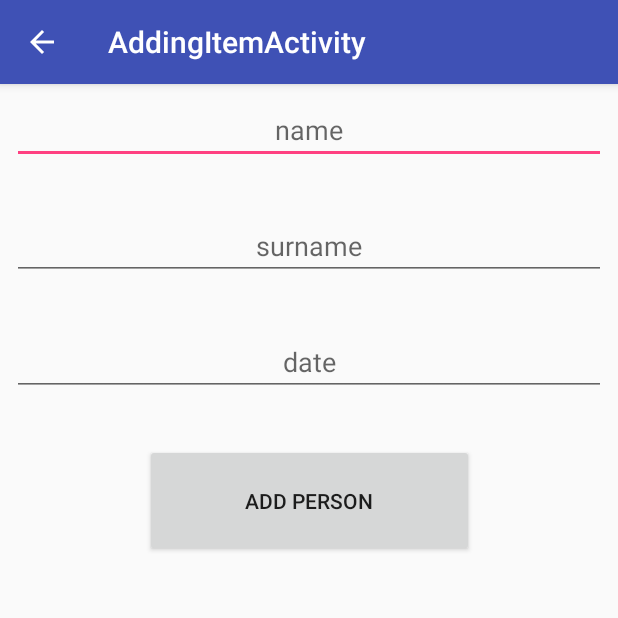
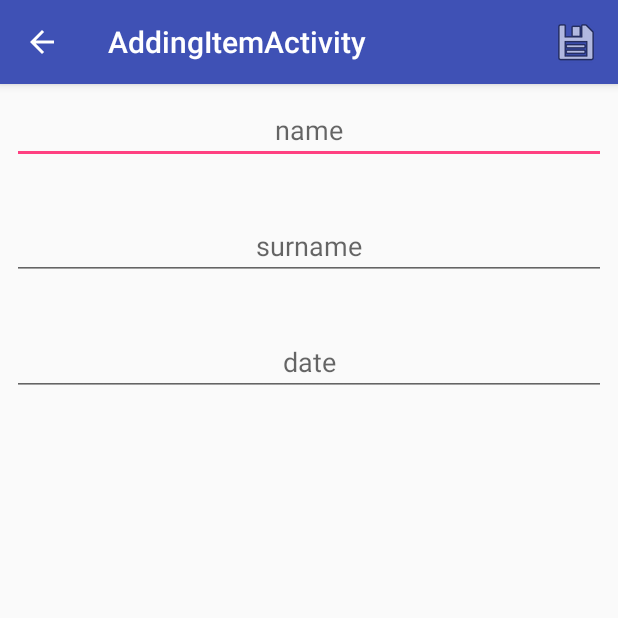
Before and after one commit to Pyt123/jakassmiesznaaplikacjalistview, an Android app: the AddingItemActivity screen opened directly, with no data from a screen before it, on a phone screen of 412 x 824 dp, the top half of it. Run offline under Robolectric (Android 15) with nearby library versions, the phone set to English and light mode, and no system bars.

Commit message:
zanim coś spierdolę

```diff
--- a/app/src/main/res/layout/activity_adding_item.xml
+++ b/app/src/main/res/layout/activity_adding_item.xml
@@ -75,19 +75,6 @@
             app:layout_constraintStart_toStartOf="parent"
             app:layout_constraintTop_toBottomOf="@+id/surname_input" />
 
-        <Button
-            android:id="@+id/confirm_button"
-            android:layout_width="219dp"
-            android:layout_height="75dp"
-            android:layout_marginEnd="8dp"
-            android:layout_marginStart="8dp"
-            android:layout_marginTop="32dp"
-            android:text="Add person"
-            app:layout_constraintEnd_toEndOf="parent"
-            app:layout_constraintHorizontal_bias="0.503"
-            app:layout_constraintStart_toStartOf="parent"
-            app:layout_constraintTop_toBottomOf="@+id/date_input" />
-
 
     </android.support.constraint.ConstraintLayout>
 </ScrollView>
--- a/app/src/main/res/layout/row.xml
+++ b/app/src/main/res/layout/row.xml
@@ -3,14 +3,15 @@
     xmlns:android="http://schemas.android.com/apk/res/android"
     xmlns:app="http://schemas.android.com/apk/res-auto"
     android:layout_width="match_parent"
-    android:layout_height="wrap_content">
+    android:layout_height="wrap_content"
+    android:background="@drawable/ll_to_gr_gradient">
 
     <TextView
         android:id="@+id/name"
         android:layout_width="wrap_content"
         android:layout_height="50dp"
         android:gravity="center"
-        android:text="imie"
+        android:text="imię"
         android:textSize="24sp"
         app:layout_constraintBottom_toBottomOf="parent"
         app:layout_constraintStart_toStartOf="parent"
--- /dev/null
+++ b/app/src/main/res/menu/menu_adding_item.xml
@@ -0,0 +1,10 @@
+<?xml version="1.0" encoding="utf-8"?>
+<menu xmlns:android="http://schemas.android.com/apk/res/android"
+    xmlns:app="http://schemas.android.com/apk/res-auto">
+    <item
+        android:id="@+id/save_item_button"
+        android:icon="@android:drawable/ic_menu_save"
+        android:title="Save"
+        android:visible="true"
+        app:showAsAction="ifRoom" />
+</menu>
--- a/app/src/main/res/menu/menu_main.xml
+++ b/app/src/main/res/menu/menu_main.xml
@@ -7,4 +7,9 @@
         android:orderInCategory="100"
         android:title="@string/action_settings"
         app:showAsAction="never" />
+    <item
+        android:id="@+id/add_button"
+        android:icon="@android:drawable/ic_input_add"
+        android:title="Add person"
+        app:showAsAction="ifRoom" />
 </menu>
```
Also changed, not shown: app/src/main/java/com/example/dawid/jakassmiesznaaplikacjalistview/AddingItemActivity.java (+41 -2 lines), app/src/main/java/com/example/dawid/jakassmiesznaaplikacjalistview/MainActivity.java (+16 -7 lines), app/src/main/res/drawable/ll_to_gr_gradient.xml (added, +10 -0 lines).
